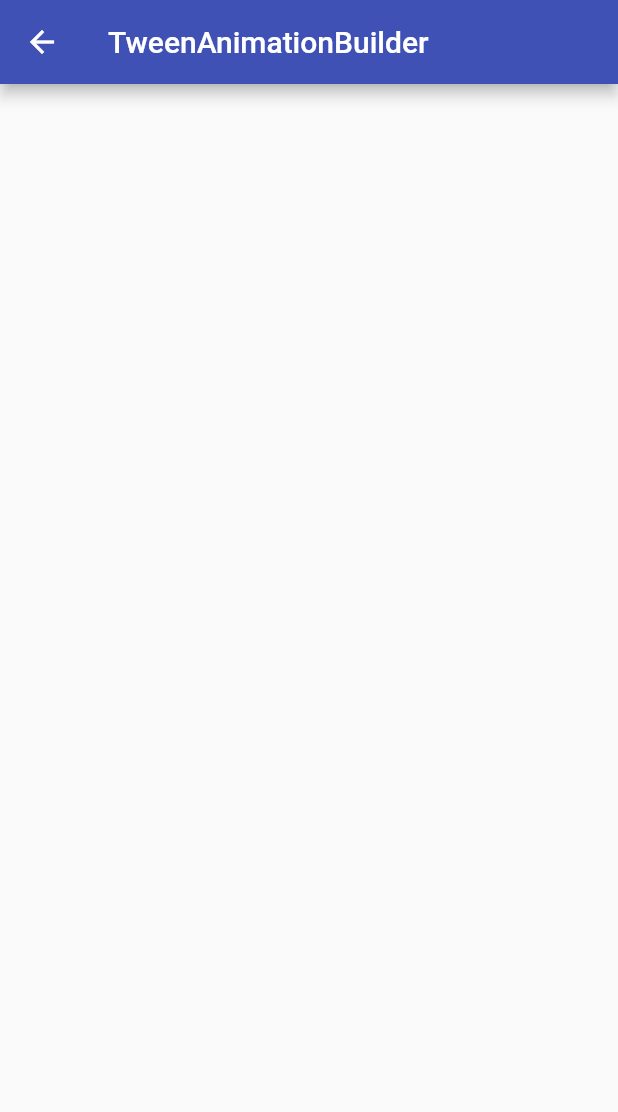
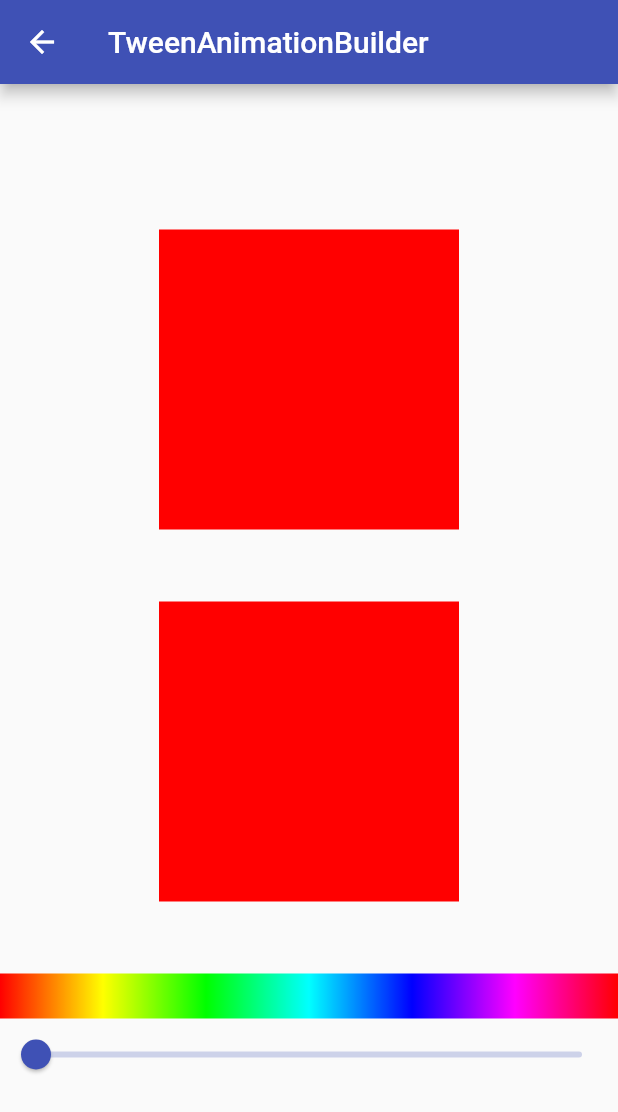
Before and after one commit to sumithpdd/codewithandrea, a Flutter app: the TweenAnimationBuilderPage screen opened by its route, on a phone screen of 412 x 824 dp. Shown: the top 1112 px of the screen. Run offline on Flutter 3.47's test engine with Material 2 defaults, Android fonts, the phone set to English and light mode, and no system bars.

Commit message:
Tween Animation Builder

```diff
--- a/animation/intro_flutter_playground/lib/pages/tween_animation_builder_page.dart
+++ b/animation/intro_flutter_playground/lib/pages/tween_animation_builder_page.dart
@@ -20,8 +20,53 @@ class HSVColorSelector extends StatefulWidget {
 }
 
 class _HSVColorSelectorState extends State<HSVColorSelector> {
+  double _hue = 0.0;
   @override
   Widget build(BuildContext context) {
-    return Container();
+    return Column(
+      mainAxisSize: MainAxisSize.min,
+      children: [
+        AnimatedContainer(
+          duration: Duration(milliseconds: 1500),
+          width: 200,
+          height: 200,
+          color: HSVColor.fromAHSV(1.0, _hue, 1.0, 1.0).toColor(),
+        ),
+        SizedBox(
+          height: 48.0,
+        ),
+        TweenAnimationBuilder<double>(
+          tween: Tween<double>(begin: 0.0, end: _hue),
+          duration: Duration(milliseconds: 1500),
+          builder: (context, hue, child) {
+            final hsvColor = HSVColor.fromAHSV(1.0, hue, 1.0, 1.0);
+            return Container(
+              width: 200,
+              height: 200,
+              color: hsvColor.toColor(),
+            );
+          },
+        ),
+        SizedBox(
+          height: 48.0,
+        ),
+        Container(
+          height: 30.0,
+          decoration: BoxDecoration(
+              gradient: LinearGradient(colors: [
+            for (var h = 0; h <= 360; h++)
+              HSVColor.fromAHSV(1.0, h.toDouble(), 1.0, 1.0).toColor()
+          ], stops: [
+            for (var h = 0; h <= 360; h++) h.toDouble() / 360,
+          ])),
+        ),
+        Slider.adaptive(
+          value: _hue,
+          min: 0,
+          max: 360,
+          onChanged: (value) => setState(() => _hue = value),
+        ),
+      ],
+    );
   }
 }
```
Also changed, not shown: 2 other files.
